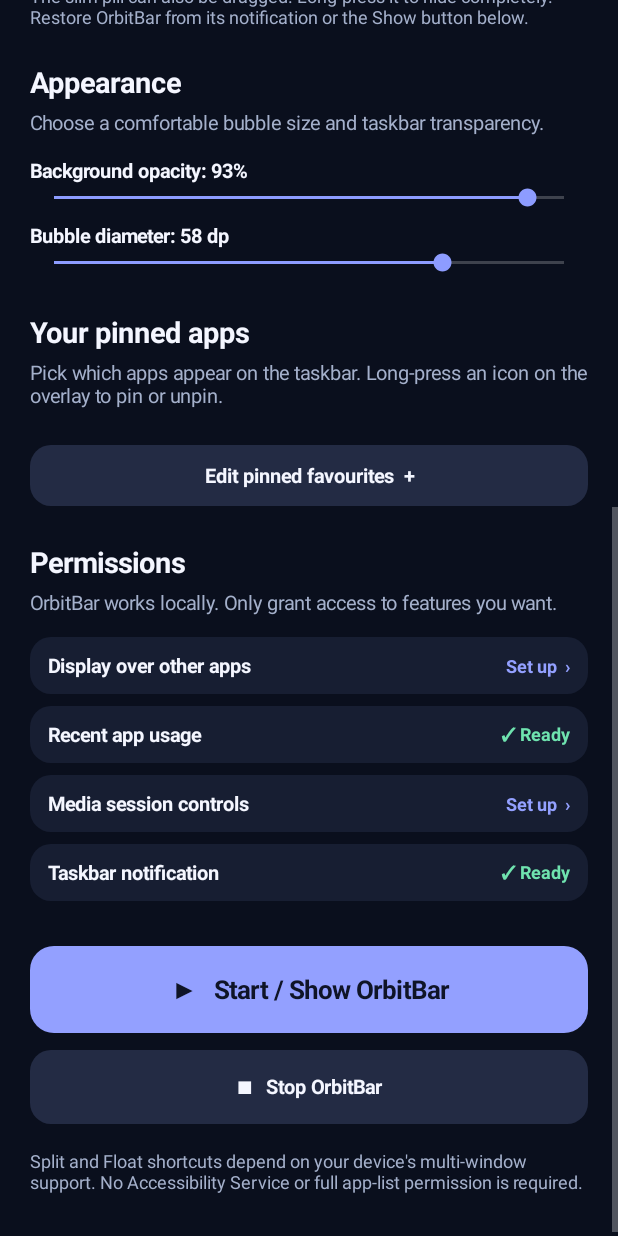
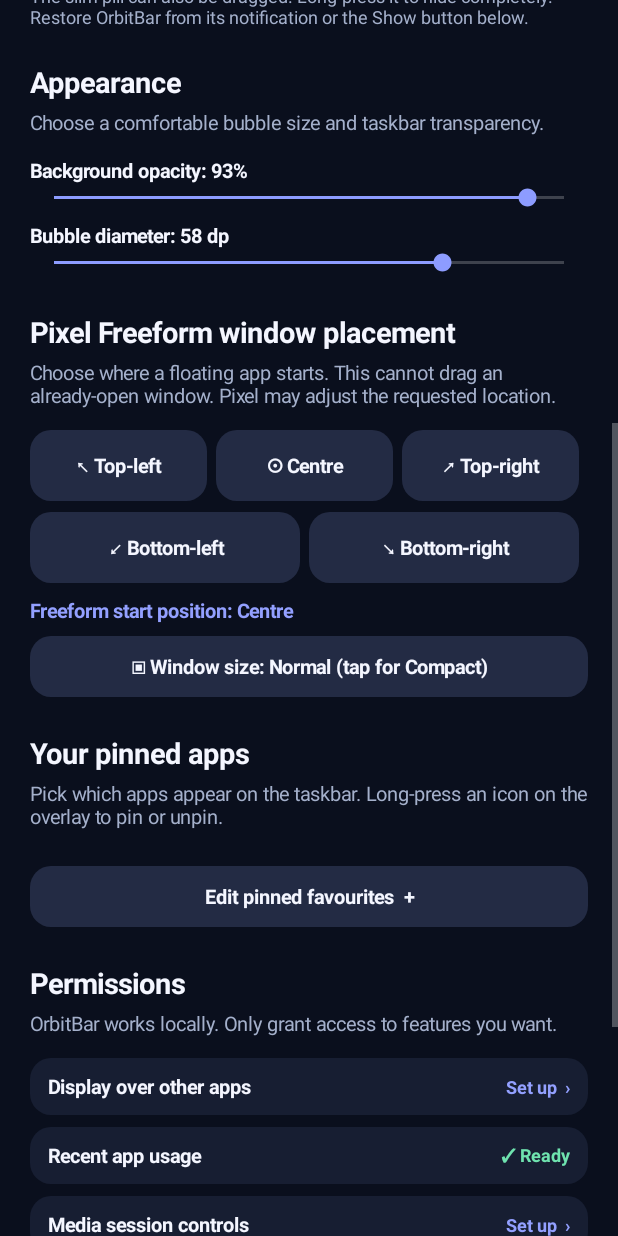
Before and after one commit to Wayudiesa24/OrbitBar, an Android app: the screen it shows after launch (MainActivity), scrolled down 576 dp, on a phone screen of 412 x 824 dp. Run offline under Robolectric (Android 15) with nearby library versions, the phone set to English and light mode, and no system bars.

Commit message:
OrbitBar v0.5: selectable Pixel freeform start positions and compact size

```diff
--- a/app/build.gradle
+++ b/app/build.gradle
@@ -10,8 +10,8 @@ android {
         applicationId 'com.orbitbar.app'
         minSdk 26
         targetSdk 35
-        versionCode 5
-        versionName '0.4.0'
+        versionCode 6
+        versionName '0.5.0'
     }
 
     buildTypes {
--- a/app/src/main/java/com/orbitbar/app/MainActivity.java
+++ b/app/src/main/java/com/orbitbar/app/MainActivity.java
@@ -68,7 +68,7 @@ public class MainActivity extends Activity {
     private void showHome() {
         showingPicker = false;
         shell();
-        TextView eyebrow = Ui.text(this, "ORBIT SYSTEMS  /  V0.3", 11, Ui.ACCENT, true);
+        TextView eyebrow = Ui.text(this, "ORBIT SYSTEMS  /  V0.5", 11, Ui.ACCENT, true);
         content.addView(eyebrow); Ui.gap(content, this, 8);
         content.addView(Ui.text(this, "OrbitBar", 34, Ui.TEXT, true));
         Ui.gap(content, this, 4);
@@ -146,6 +146,33 @@ public class MainActivity extends Activity {
         content.addView(bubbleSeek);
         Ui.gap(content, this, 24);
 
+        section("Pixel Freeform window placement",
+                "Choose where a floating app starts. This cannot drag an already-open window. " +
+                "Pixel may adjust the requested location.");
+        LinearLayout startPosition = Ui.horizontal(this);
+        addButton(startPosition, "↖ Top-left", () -> setFreeformPosition(0, 0));
+        addButton(startPosition, "⊙ Centre", () -> setFreeformPosition(50, 50));
+        addButton(startPosition, "↗ Top-right", () -> setFreeformPosition(100, 0));
+        content.addView(startPosition);
+        Ui.gap(content, this, 7);
+        LinearLayout lowerPosition = Ui.horizontal(this);
+        addButton(lowerPosition, "↙ Bottom-left", () -> setFreeformPosition(0, 100));
+        addButton(lowerPosition, "↘ Bottom-right", () -> setFreeformPosition(100, 100));
+        content.addView(lowerPosition);
+        Ui.gap(content, this, 9);
+        String positionName = freeformPositionName();
+        content.addView(Ui.text(this, "Freeform start position: " + positionName,
+                13, Ui.ACCENT, true));
+        Ui.gap(content, this, 8);
+        boolean compact = Prefs.freeformCompact(this);
+        content.addView(Ui.pill(this, compact
+                ? "▣ Window size: Compact (tap for Normal)"
+                : "▣ Window size: Normal (tap for Compact)", () -> {
+            Prefs.setFreeformCompact(this, !Prefs.freeformCompact(this));
+            showHome();
+        }));
+        Ui.gap(content, this, 24);
+
         section("Your pinned apps", "Pick which apps appear on the taskbar. Long-press an icon on the overlay to pin or unpin.");
         HorizontalScrollView pinnedScroll = new HorizontalScrollView(this);
         pinnedScroll.setHorizontalScrollBarEnabled(false);
@@ -213,6 +240,18 @@ public class MainActivity extends Activity {
                 "Split and Float shortcuts depend on your device's multi-window support. " +
                 "No Accessibility Service or full app-list permission is required.",
                 12, Ui.MUTED, false));
+    }
+    private void setFreeformPosition(int x, int y) {
+        Prefs.setFreeformPosition(this, x, y);
+        showHome();
+    }
+    private String freeformPositionName() {
+        int x = Prefs.freeformX(this), y = Prefs.freeformY(this);
+        if (x == 0 && y == 0) return "Top-left";
+        if (x == 100 && y == 0) return "Top-right";
+        if (x == 0 && y == 100) return "Bottom-left";
+        if (x == 100 && y == 100) return "Bottom-right";
+        return "Centre";
     }
     private String modeName(String mode) {
         switch (mode) {
--- a/app/src/main/java/com/orbitbar/app/Prefs.java
+++ b/app/src/main/java/com/orbitbar/app/Prefs.java
@@ -26,6 +26,16 @@ final class Prefs {
     static int miniX(Context c) { return p(c).getInt("miniX", -1); }
     static int miniY(Context c) { return p(c).getInt("miniY", -1); }
     static void setMiniPosition(Context c, int x, int y) { p(c).edit().putInt("miniX", x).putInt("miniY", y).apply(); }
+    static int freeformX(Context c) { return p(c).getInt("freeformX", 50); }
+    static int freeformY(Context c) { return p(c).getInt("freeformY", 50); }
+    static void setFreeformPosition(Context c, int x, int y) {
+        p(c).edit().putInt("freeformX", Math.max(0, Math.min(100, x)))
+                .putInt("freeformY", Math.max(0, Math.min(100, y))).apply();
+    }
+    static boolean freeformCompact(Context c) { return p(c).getBoolean("freeformCompact", false); }
+    static void setFreeformCompact(Context c, boolean compact) {
+        p(c).edit().putBoolean("freeformCompact", compact).apply();
+    }
     static String launchMode(Context c) { return p(c).getString("launchMode", "normal"); }
     static void setLaunchMode(Context c, String mode) { p(c).edit().putString("launchMode", mode).apply(); }
     static List<String> pins(Context c) { return decode(p(c).getString("pins", "")); }
```
Also changed, not shown: app/src/main/java/com/orbitbar/app/OverlayService.java (+37 -0 lines), app/src/main/java/com/orbitbar/app/PixelFreeformActivity.java (+16 -5 lines), 1 other file.
